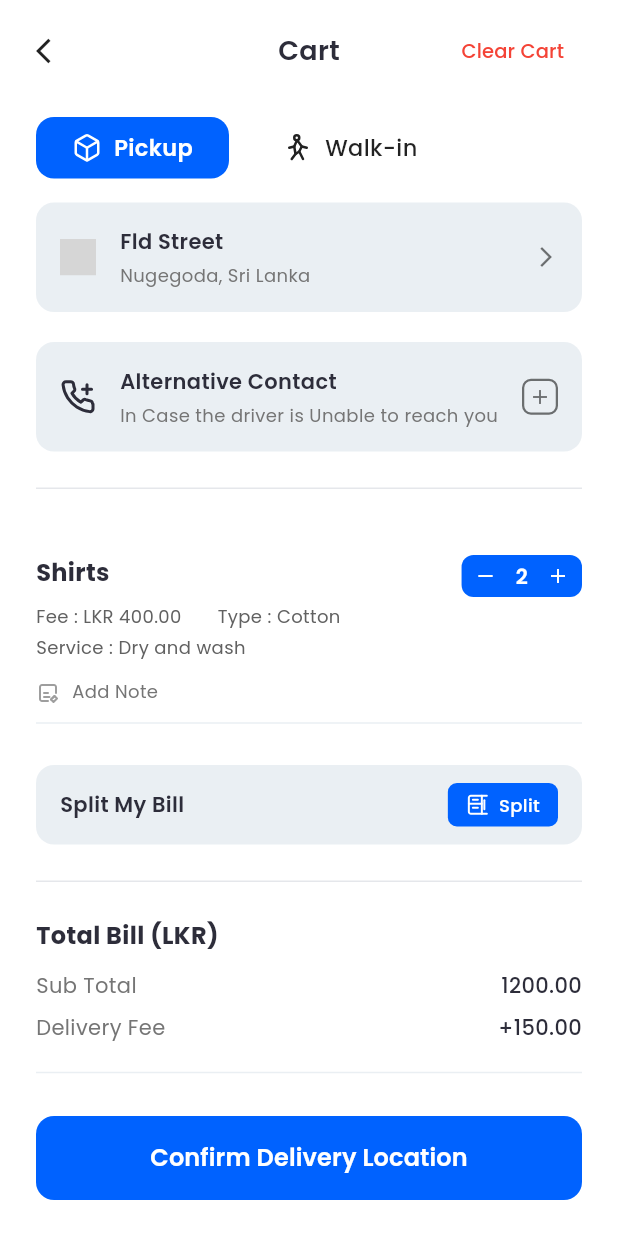
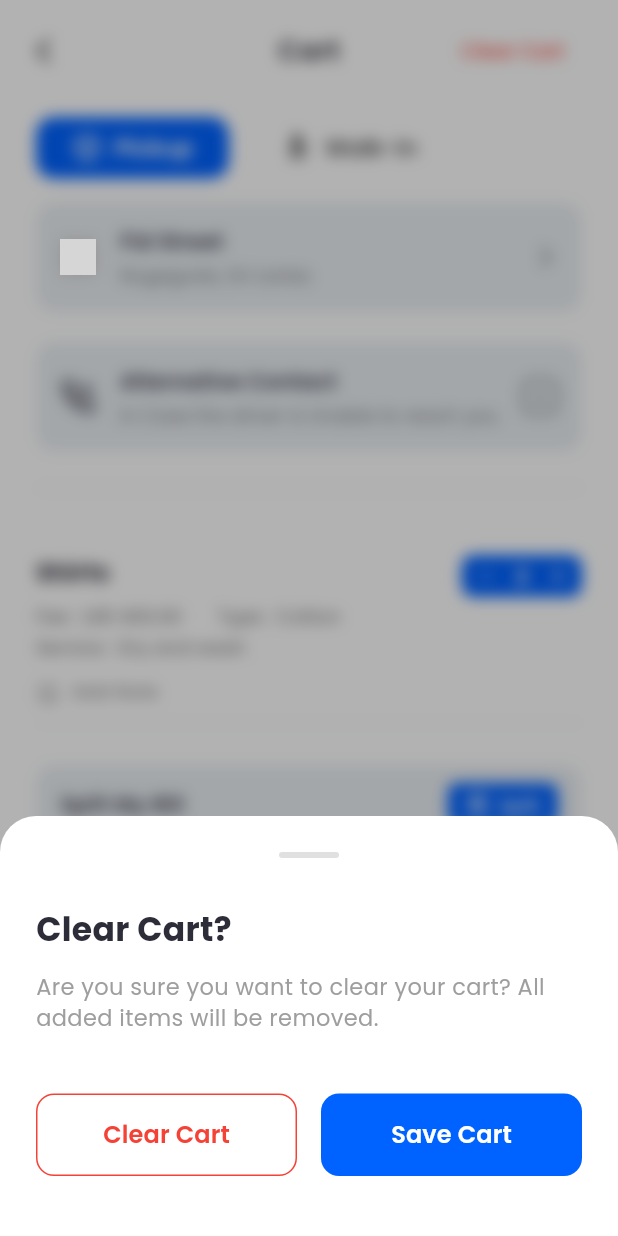
Before and after one commit to WashLi-Labs/washli-mobile, a Flutter app: the CartScreen screen opened directly, after a tap on "Clear Cart", on a phone screen of 412 x 824 dp. Run offline on Flutter 3.47's test engine with Material 3 defaults, Android fonts, the phone set to English and light mode, and no system bars; our stand-ins replace carousel_slider, flutter_contacts, flutter_svg, geocoding, geolocator, google_fonts and 3 more; accounts and stored records are empty; project files that could hold a hidden picture were left out; grey boxes are pictures that could not be loaded.

Commit message:
contact option fix and clear cart functionality

```diff
--- a/lib/screens/cart/alternative_contact/alternative_contact.dart
+++ b/lib/screens/cart/alternative_contact/alternative_contact.dart
@@ -1,20 +1,33 @@
 import 'package:flutter/material.dart';
 import 'package:flutter_svg/flutter_svg.dart';
+import 'package:flutter_contacts/flutter_contacts.dart';
 import 'contact_popup.dart';
 
-class AlternativeContact extends StatelessWidget {
+class AlternativeContact extends StatefulWidget {
   const AlternativeContact({super.key});
+
+  @override
+  State<AlternativeContact> createState() => _AlternativeContactState();
+}
+
+class _AlternativeContactState extends State<AlternativeContact> {
+  Contact? _selectedContact;
 
   @override
   Widget build(BuildContext context) {
     return InkWell(
-      onTap: () {
-        showModalBottomSheet(
+      onTap: () async {
+        final Contact? selected = await showModalBottomSheet<Contact>(
           context: context,
           backgroundColor: Colors.transparent,
           isScrollControlled: true,
           builder: (context) => const ContactPopup(),
         );
+        if (selected != null) {
+          setState(() {
+            _selectedContact = selected;
+          });
+        }
       },
       borderRadius: BorderRadius.circular(12),
       child: Container(
@@ -39,9 +52,11 @@ class AlternativeContact extends StatelessWidget {
               child: Column(
                 crossAxisAlignment: CrossAxisAlignment.start,
                 children: [
-                  const Text(
-                    'Alternative Contact',
-                    style: TextStyle(
+                  Text(
+                    _selectedContact != null
+                        ? _selectedContact!.displayName
+                        : 'Alternative Contact',
+                    style: const TextStyle(
                       fontSize: 14,
                       fontWeight: FontWeight.w600,
                       color: Color(0xFF2D2D3A),
@@ -49,7 +64,9 @@ class AlternativeContact extends StatelessWidget {
                   ),
                   const SizedBox(height: 4),
                   Text(
-                    'In Case the driver is Unable to reach you',
+                    _selectedContact != null && _selectedContact!.phones.isNotEmpty
+                        ? _selectedContact!.phones.first.number
+                        : 'In Case the driver is Unable to reach you',
                     style: TextStyle(
                       fontSize: 12,
                       color: Colors.grey[600],
@@ -65,8 +82,12 @@ class AlternativeContact extends StatelessWidget {
                 border: Border.all(color: Colors.black54, width: 1.5),
                 borderRadius: BorderRadius.circular(6),
               ),
-               child: const Center(
-                 child: Icon(Icons.add, size: 16, color: Colors.black54),
+               child: Center(
+                 child: Icon(
+                   _selectedContact != null ? Icons.edit : Icons.add,
+                   size: 16,
+                   color: Colors.black54,
+                 ),
                ),
             ),
           ],
--- a/lib/screens/cart/alternative_contact/contact_popup.dart
+++ b/lib/screens/cart/alternative_contact/contact_popup.dart
@@ -6,7 +6,7 @@ class ContactPopup extends StatelessWidget {
 
   Future<void> _openPhoneBook(BuildContext context) async {
     // Request permission to read contacts
-    if (await FlutterContacts.requestPermission()) {
+    if (await FlutterContacts.requestPermission(readonly: true)) {
       // Open native contact picker
       final contact = await FlutterContacts.openExternalPick();
       if (contact != null && context.mounted) {
--- a/lib/screens/cart/cart_screen.dart
+++ b/lib/screens/cart/cart_screen.dart
@@ -1,3 +1,4 @@
+import 'dart:ui';
 import 'package:flutter/material.dart';
 import '../../widgets/buttons/back_button.dart';
 import 'widgets/cart_toggle.dart';
@@ -7,6 +8,7 @@ import 'widgets/cart_item_card.dart';
 import 'split_my_bill/split_my_bill_section.dart';
 import 'widgets/bill_summary.dart';
 import 'widgets/payment_method_selector.dart';
+import 'widgets/clear_cart_popup.dart';
 
 class CartScreen extends StatefulWidget {
   const CartScreen({super.key});
@@ -17,6 +19,7 @@ class CartScreen extends StatefulWidget {
 
 class _CartScreenState extends State<CartScreen> {
   bool _isPickup = true;
+  bool _isCartCleared = false;
 
   @override
   Widget build(BuildContext context) {
@@ -48,7 +51,43 @@ class _CartScreenState extends State<CartScreen> {
                   Align(
                     alignment: Alignment.centerRight,
                     child: TextButton(
-                      onPressed: () {},
+                      onPressed: () {
+                        showModalBottomSheet(
+                          context: context,
+                          isScrollControlled: true,
+                          backgroundColor: Colors.transparent,
+                          barrierColor: Colors.transparent,
+                          builder: (context) => Stack(
+                            children: [
+                              Positioned.fill(
+                                child: GestureDetector(
+                                  onTap: () => Navigator.pop(context),
+                                  child: BackdropFilter(
+                                    filter: ImageFilter.blur(sigmaX: 5, sigmaY: 5),
+                                    child: Container(
+                                      color: Colors.black.withOpacity(0.3),
+                                    ),
+                                  ),
+                                ),
+                              ),
+                              Align(
+                                alignment: Alignment.bottomCenter,
+                                child: ClearCartPopup(
+                                  onClearCart: () {
+                                    setState(() {
+                                      _isCartCleared = true;
+                                    });
+                                    Navigator.pop(context);
+                                  },
+                                  onSaveCart: () {
+                                    Navigator.pop(context);
+                                  },
+                                ),
+                              ),
+                            ],
+                          ),
+                        );
+                      },
                       child: const Text(
                         'Clear Cart',
                         style: TextStyle(
@@ -110,6 +149,7 @@ class _CartScreenState extends State<CartScreen> {
                       const Divider(color: Color(0xFFE5E7EB), thickness: 1, height: 1),
                       const SizedBox(height: 24),
 
+                      if (!_isCartCleared) ...[
                         // Cart Items
                         const CartItemCard(
                           title: 'Shirts',
@@ -149,6 +189,23 @@ class _CartScreenState extends State<CartScreen> {
                         const SizedBox(height: 24),
                         const Divider(color: Color(0xFFE5E7EB), thickness: 1, height: 1),
                         const SizedBox(height: 24),
+                      ] else ...[
+                        const Padding(
+                          padding: EdgeInsets.symmetric(vertical: 40),
+                          child: Center(
+                            child: Column(
+                              children: [
+                                Icon(Icons.remove_shopping_cart_outlined, size: 64, color: Colors.grey),
+                                SizedBox(height: 16),
+                                Text(
+                                  'Your cart is empty',
+                                  style: TextStyle(fontSize: 16, color: Colors.grey),
+                                ),
+                              ],
+                            ),
+                          ),
+                        ),
+                      ],
                     ],
                   ),
                 ),
--- /dev/null
+++ b/lib/screens/cart/widgets/clear_cart_popup.dart
@@ -0,0 +1,108 @@
+import 'package:flutter/material.dart';
+
+class ClearCartPopup extends StatelessWidget {
+  final VoidCallback onClearCart;
+  final VoidCallback onSaveCart;
+
+  const ClearCartPopup({
+    super.key,
+    required this.onClearCart,
+    required this.onSaveCart,
+  });
+
+  @override
+  Widget build(BuildContext context) {
+    return Container(
+      padding: const EdgeInsets.all(24),
+      decoration: const BoxDecoration(
+        color: Colors.white,
+        borderRadius: BorderRadius.only(
+          topLeft: Radius.circular(24),
+          topRight: Radius.circular(24),
+        ),
+      ),
+      child: Column(
+        mainAxisSize: MainAxisSize.min,
+        crossAxisAlignment: CrossAxisAlignment.start,
+        children: [
+          Center(
+            child: Container(
+              width: 40,
+              height: 4,
+              decoration: BoxDecoration(
+                color: Colors.grey[300],
+                borderRadius: BorderRadius.circular(2),
+              ),
+            ),
+          ),
+          const SizedBox(height: 32),
+          const Text(
+            'Clear Cart?',
+            style: TextStyle(
+              fontSize: 22,
+              fontWeight: FontWeight.bold,
+              color: Color(0xFF2D2D3A),
+            ),
+          ),
+          const SizedBox(height: 12),
+          const Text(
+            'Are you sure you want to clear your cart? All added items will be removed.',
+            style: TextStyle(
+              fontSize: 15,
+              color: Colors.grey,
+              height: 1.4,
+            ),
+          ),
+          const SizedBox(height: 40),
+          Row(
+            children: [
+              Expanded(
+                child: OutlinedButton(
+                  onPressed: onClearCart,
+                  style: OutlinedButton.styleFrom(
+                    padding: const EdgeInsets.symmetric(vertical: 16),
+                    side: const BorderSide(color: Colors.red),
+                    shape: RoundedRectangleBorder(
+                      borderRadius: BorderRadius.circular(12),
+                    ),
+                  ),
+                  child: const Text(
+                    'Clear Cart',
+                    style: TextStyle(
+                      color: Colors.red,
+                      fontSize: 16,
+                      fontWeight: FontWeight.w600,
+                    ),
+                  ),
+                ),
+              ),
+              const SizedBox(width: 16),
+              Expanded(
+                child: ElevatedButton(
+                  onPressed: onSaveCart,
+                  style: ElevatedButton.styleFrom(
+                    padding: const EdgeInsets.symmetric(vertical: 16),
+                    backgroundColor: const Color(0xFF0062FF),
+                    shape: RoundedRectangleBorder(
+                      borderRadius: BorderRadius.circular(12),
+                    ),
+                    elevation: 0,
+                  ),
+                  child: const Text(
+                    'Save Cart',
+                    style: TextStyle(
+                      color: Colors.white,
+                      fontSize: 16,
+                      fontWeight: FontWeight.w600,
+                    ),
+                  ),
+                ),
+              ),
+            ],
+          ),
+          const SizedBox(height: 16), // Safe area bottom padding
+        ],
+      ),
+    );
+  }
+}
```
Lines whose indentation alone changed are shown as unchanged.
